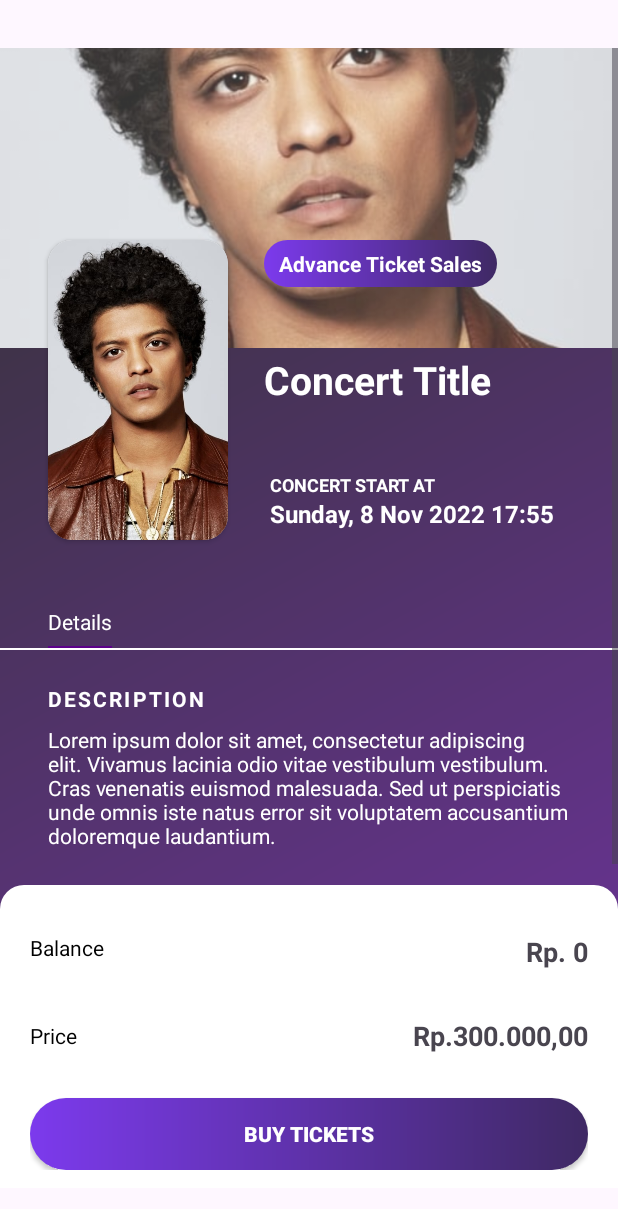
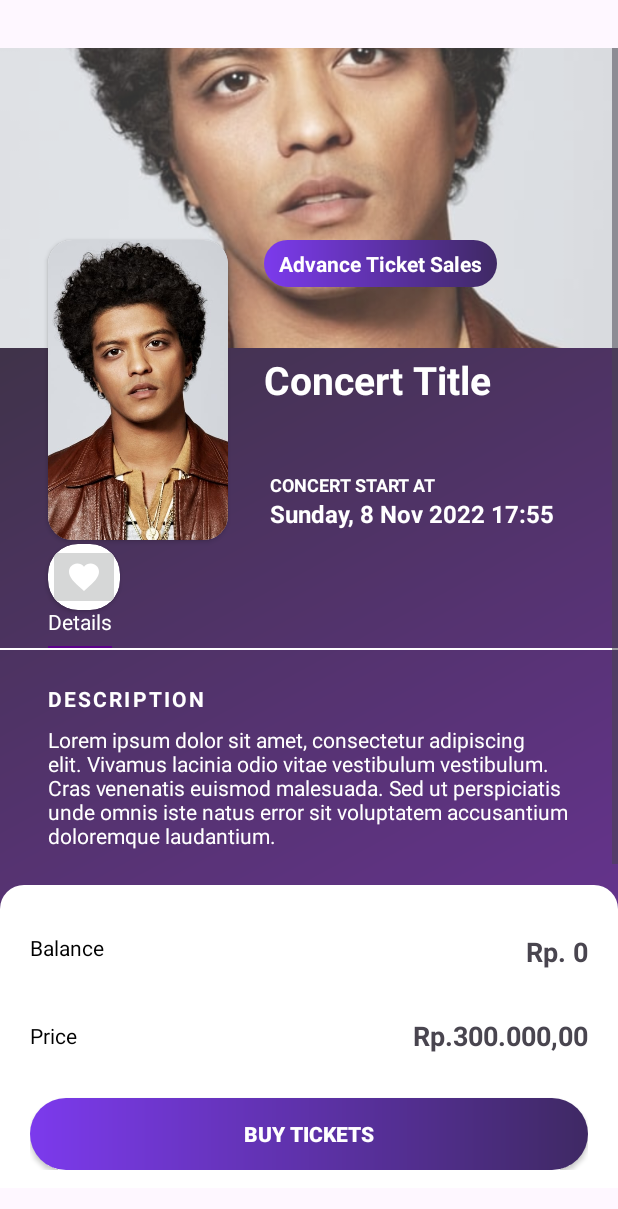
Before and after one commit to JoseAndreasW1/appTiketKonser, an Android app: the layout activity_detail_concert.xml on its own in the app's theme, with its tools: preview values and no code run, on a phone screen of 412 x 824 dp. Shown: the top 1209 px of the screen. Run offline under Robolectric (Android 15) with nearby library versions, the phone set to English and light mode, and no system bars.

Commit message:
feat: fav

```diff
--- a/app/src/main/java/com/example/apptiketkonser/DetailConcertActivity.kt
+++ b/app/src/main/java/com/example/apptiketkonser/DetailConcertActivity.kt
@@ -17,6 +17,7 @@ import android.renderscript.ScriptIntrinsicBlur
 import android.util.Log
 import android.view.WindowManager
 import android.widget.Button
+import android.widget.ImageButton
 import android.widget.ImageView
 import android.widget.TextView
 import android.widget.Toast
@@ -200,6 +201,24 @@ class DetailConcertActivity : AppCompatActivity() {
                     }
             }
         }
+
+        val _btnFav = findViewById<ImageButton>(R.id.btnFav)
+        _btnFav.setOnClickListener {
+            if (user != null) {
+                db.collection("tbUser")
+                    .document(user)
+                    .collection("tbFavorite")
+                    .document(concert!!.id)
+                    .set(emptyMap<String, Any>())
+                    .addOnSuccessListener {
+                        Toast.makeText(this, "Berhasil set favorite", Toast.LENGTH_SHORT).show()
+                        _btnFav.setBackgroundResource(R.drawable.vector_close)
+                    }
+                    .addOnFailureListener {
+                        Toast.makeText(this, "Gagal set favorite", Toast.LENGTH_SHORT).show()
+                    }
+            }
+        }
     }
 
     companion object {
--- /dev/null
+++ b/app/src/main/res/drawable/vector_favorite.xml
@@ -0,0 +1,5 @@
+<vector xmlns:android="http://schemas.android.com/apk/res/android" android:height="24dp" android:tint="#FFFFFF" android:viewportHeight="24" android:viewportWidth="24" android:width="24dp">
+
+    <path android:fillColor="@android:color/white" android:pathData="M12,21.35l-1.45,-1.32C5.4,15.36 2,12.28 2,8.5 2,5.42 4.42,3 7.5,3c1.74,0 3.41,0.81 4.5,2.09C13.09,3.81 14.76,3 16.5,3 19.58,3 22,5.42 22,8.5c0,3.78 -3.4,6.86 -8.55,11.54L12,21.35z"/>
+
+</vector>
--- a/app/src/main/res/layout/activity_detail_concert.xml
+++ b/app/src/main/res/layout/activity_detail_concert.xml
@@ -1,37 +1,36 @@
 <?xml version="1.0" encoding="utf-8"?>
-<FrameLayout
-        xmlns:android="http://schemas.android.com/apk/res/android"
+<FrameLayout xmlns:android="http://schemas.android.com/apk/res/android"
     xmlns:app="http://schemas.android.com/apk/res-auto"
     xmlns:tools="http://schemas.android.com/tools"
     android:layout_width="match_parent"
     android:layout_height="match_parent"
+    android:paddingVertical="32dp"
     app:layout_constraintBottom_toBottomOf="parent"
     app:layout_constraintEnd_toEndOf="parent"
     app:layout_constraintHorizontal_bias="0.5"
     app:layout_constraintStart_toStartOf="parent"
     app:layout_constraintTop_toTopOf="parent"
-        android:paddingVertical="32dp"
     app:layout_constraintVertical_bias="0.5">
 
     <View
         android:layout_width="match_parent"
         android:layout_height="match_parent"
-        android:background="@drawable/wallpaper"
-        />
+        android:background="@drawable/wallpaper" />
     <!-- Background Image -->
     <ImageView
         android:id="@+id/posterbackground"
         android:layout_width="match_parent"
         android:layout_height="200dp"
+        android:contentDescription="poster_bawah"
         android:scaleType="centerCrop"
-            android:src="@drawable/artist2"
-            android:contentDescription="poster_bawah"/>
+        android:src="@drawable/artist2" />
     <!-- Blurred white overlay -->
     <View
         android:layout_width="match_parent"
         android:layout_height="match_parent"
-            android:background="@color/white"
-            android:alpha="0.2" />
+        android:alpha="0.2"
+        android:background="@color/white" />
+
     <ScrollView
         android:layout_width="match_parent"
         android:layout_height="match_parent"
@@ -62,9 +61,24 @@
                     android:clipToOutline="true"
                     android:scaleType="centerCrop"
                     android:src="@drawable/artist2" />
-
             </androidx.cardview.widget.CardView>
 
+            <androidx.cardview.widget.CardView
+                android:layout_width="wrap_content"
+                android:layout_height="wrap_content"
+                android:layout_marginTop="20dp"
+                android:layout_marginBottom="16dp"
+                app:cardCornerRadius="20dp"
+                app:layout_constraintBottom_toTopOf="@+id/textView14"
+                app:layout_constraintStart_toStartOf="@+id/textView14"
+                app:layout_constraintTop_toBottomOf="@+id/cardView2">
+
+                <ImageButton
+                    android:id="@+id/btnFav"
+                    android:layout_width="wrap_content"
+                    android:layout_height="wrap_content"
+                    android:src="@drawable/vector_favorite" />
+            </androidx.cardview.widget.CardView>
 
             <TextView
                 android:id="@+id/textView11"
@@ -119,8 +133,8 @@
                 android:layout_marginEnd="32dp"
                 android:text="Sunday, 8 Nov 2022 17:55 "
                 android:textColor="@color/white"
+                android:textSize="16sp"
                 android:textStyle="bold"
-                android:textSize="16sp"
                 app:layout_constraintEnd_toEndOf="parent"
                 app:layout_constraintStart_toStartOf="@+id/textView9"
                 app:layout_constraintTop_toBottomOf="@+id/textView9" />
@@ -164,10 +178,10 @@
                 android:layout_height="wrap_content"
                 android:layout_marginStart="32dp"
                 android:layout_marginTop="24dp"
+                android:letterSpacing="0.1"
                 android:text="DESCRIPTION"
-                android:letterSpacing="0.1"
+                android:textColor="@color/white"
                 android:textStyle="bold"
-                android:textColor="@color/white"
                 app:layout_constraintStart_toStartOf="parent"
                 app:layout_constraintTop_toBottomOf="@+id/view2" />
 
@@ -191,8 +205,8 @@
                 android:layout_height="wrap_content"
                 android:layout_marginStart="32dp"
                 android:layout_marginTop="32dp"
+                android:letterSpacing="0.1"
                 android:text="VENUE"
-                android:letterSpacing="0.1"
                 android:textColor="@color/white"
                 android:textStyle="bold"
                 app:layout_constraintStart_toStartOf="parent"
@@ -269,10 +283,10 @@
                 android:layout_width="wrap_content"
                 android:layout_height="wrap_content"
                 android:layout_marginTop="12dp"
+                android:letterSpacing="0.1"
                 android:text="SNAG A TICKET AT "
                 android:textColor="@color/white"
                 android:textStyle="bold"
-                android:letterSpacing="0.1"
                 app:layout_constraintStart_toEndOf="@+id/tvStartPreOrderDate"
                 app:layout_constraintStart_toStartOf="@+id/textview18"
                 app:layout_constraintTop_toBottomOf="@+id/tvStartPreOrderDate" />
@@ -323,9 +337,9 @@
         android:layout_height="wrap_content"
         android:layout_gravity="bottom"
         android:background="@drawable/background_purchase"
+        android:paddingHorizontal="20dp"
         android:paddingTop="32dp"
         android:paddingBottom="12dp"
-        android:paddingHorizontal="20dp"
         app:layout_constraintBottom_toBottomOf="parent"
         app:layout_constraintEnd_toEndOf="parent"
         app:layout_constraintStart_toStartOf="parent">
@@ -335,8 +349,8 @@
             android:layout_width="wrap_content"
             android:layout_height="wrap_content"
             android:text="Balance"
+            android:textColor="@color/black"
             android:textSize="14sp"
-            android:textColor="@color/black"
             app:layout_constraintStart_toStartOf="parent"
             app:layout_constraintTop_toTopOf="parent" />
 
@@ -344,9 +358,9 @@
             android:id="@+id/tvSaldo"
             android:layout_width="wrap_content"
             android:layout_height="wrap_content"
-            android:textStyle="bold"
             android:text="Rp. 0"
             android:textSize="18sp"
+            android:textStyle="bold"
             app:layout_constraintEnd_toEndOf="parent"
             app:layout_constraintTop_toTopOf="parent" />
 
@@ -368,8 +382,8 @@
             android:layout_height="wrap_content"
             android:layout_marginTop="16dp"
             android:text="Price"
+            android:textColor="@color/black"
             android:textSize="14sp"
-            android:textColor="@color/black"
             app:layout_constraintStart_toStartOf="parent"
             app:layout_constraintTop_toBottomOf="@+id/view3" />
 
@@ -378,8 +392,8 @@
             android:layout_width="wrap_content"
             android:layout_height="wrap_content"
             android:text="Rp.300.000,00"
+            android:textSize="18sp"
             android:textStyle="bold"
-            android:textSize="18sp"
             app:layout_constraintBottom_toBottomOf="@+id/textview23"
             app:layout_constraintEnd_toEndOf="parent"
             app:layout_constraintTop_toTopOf="@+id/textview23" />
```
Lines whose indentation alone changed are shown as unchanged.
